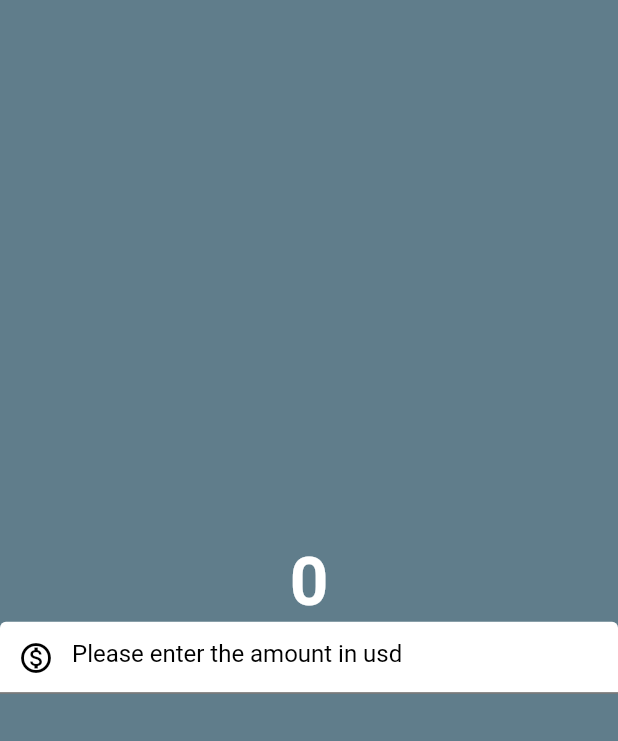
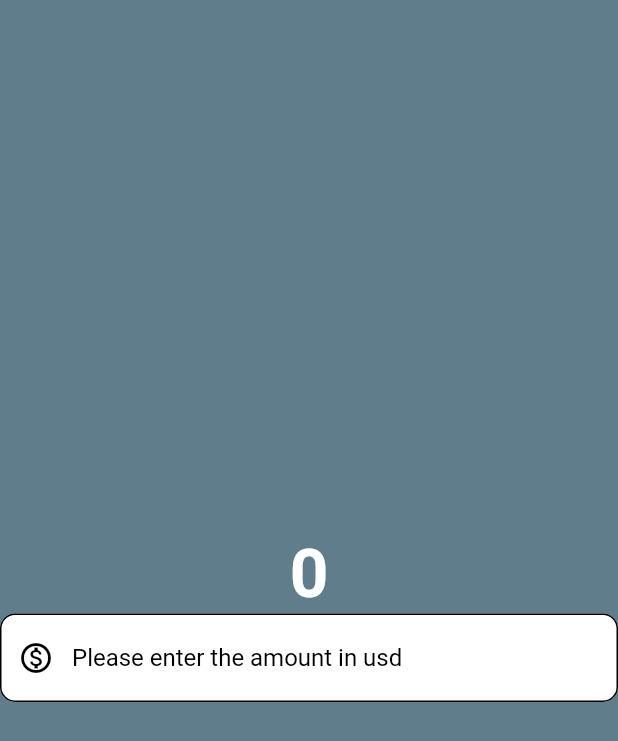
Before and after one commit to danielosi2/currency_converter, a Flutter app: the screen it shows after launch, on a phone screen of 412 x 824 dp. Shown: the top 741 px of the screen. Run offline on Flutter 3.47's test engine with Material 2 defaults, Android fonts, the phone set to English and light mode, and no system bars.

Commit message:
Update currency_page.dart

```diff
--- a/lib/currency_page.dart
+++ b/lib/currency_page.dart
@@ -6,14 +6,14 @@ class CurrenctConverter extends StatelessWidget {
 
   @override
   Widget build(BuildContext context) {
-    return const Scaffold(
+    return Scaffold(
       backgroundColor: Colors.blueGrey,
       body: Center(
         child: Column(
           mainAxisAlignment: MainAxisAlignment.center,
           crossAxisAlignment: CrossAxisAlignment.center,
           children: [
-            Text(
+            const Text(
               '0',
               style: TextStyle(
                 fontSize: 45,
@@ -22,26 +22,30 @@ class CurrenctConverter extends StatelessWidget {
               ),
             ),
             TextField(
-              style: TextStyle(color: Colors.black),
+              style: const TextStyle(color: Colors.black),
               decoration: InputDecoration(
-                prefixIcon: Icon(
+                  prefixIcon: const Icon(
                     Icons.monetization_on_outlined,
                     color: Colors.black,
                   ),
                   hintText: 'Please enter the amount in usd',
-                hintStyle: TextStyle(
+                  hintStyle: const TextStyle(
                     color: Colors.black,
                   ),
                   filled: true,
                   fillColor: Colors.white,
                   focusedBorder: OutlineInputBorder(
-                  borderSide: BorderSide(
-                    color: Colors.red,
+                    borderSide: const BorderSide(
+                      color: Colors.black,
                       width: 2,
                       style: BorderStyle.solid,
+                      strokeAlign: BorderSide.strokeAlignInside,
                     ),
+                    borderRadius: BorderRadius.circular(10),
                   ),
-              ),
+                  enabledBorder: OutlineInputBorder(
+                    borderRadius: BorderRadius.circular(10),
+                  )),
             )
           ],
         ),
```
Lines whose indentation alone changed are shown as unchanged.
